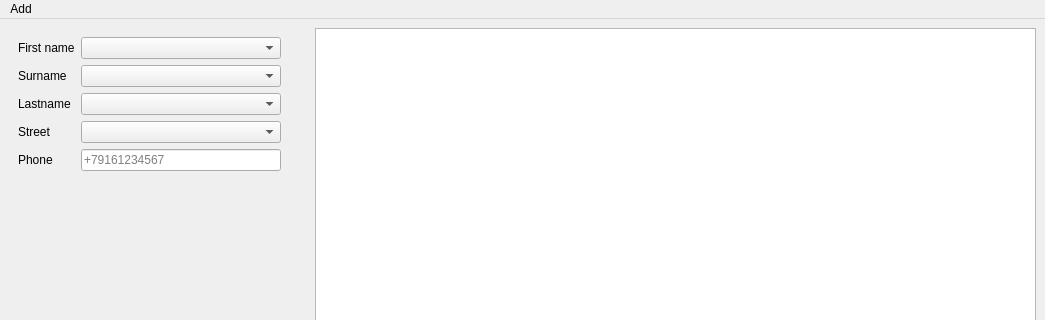
Technohamster-py/mai-db-learn, file ui/mainWindow.ui: the form before one commit; both pictures show x 0 to 1045 and y 0 to 320 of the 1045 by 600 pixel window.
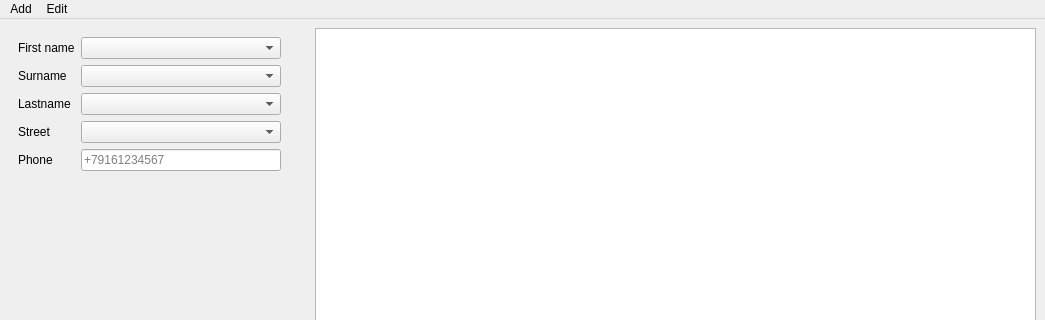
The form after the commit.

Patch:
```diff
--- a/ui/mainWindow.ui
+++ b/ui/mainWindow.ui
@@ -246,7 +246,17 @@
     </property>
     <addaction name="actionContact"/>
    </widget>
+   <widget class="QMenu" name="menuEdit">
+    <property name="title">
+     <string>Edit</string>
+    </property>
+    <addaction name="actionFirst_names"/>
+    <addaction name="actionSurnames"/>
+    <addaction name="actionLast_names"/>
+    <addaction name="actionStreets"/>
+   </widget>
    <addaction name="menuAdd"/>
+   <addaction name="menuEdit"/>
   </widget>
   <widget class="QStatusBar" name="statusbar"/>
   <action name="actionContact">
```
Left out of the diff: 22 changed lines with no effect on the pictures.
